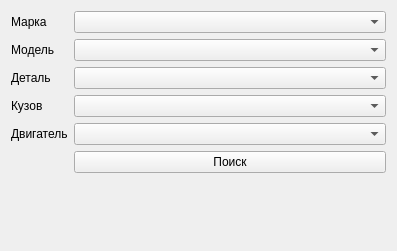
Qt form filterdialog.ui (balamyt92/AutoInfo) before a commit.
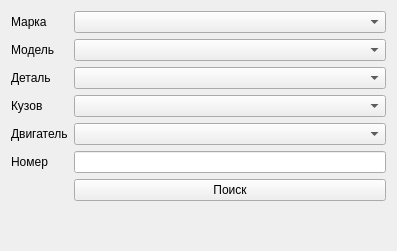
The same form after that commit.

Commit message: добавлен поиск по каталожному номеру реализовано сохранение шири столбцов в результате запроса запчастей и ресайз по высоте.

Patch:
```diff
--- a/filterdialog.ui
+++ b/filterdialog.ui
@@ -70,13 +70,23 @@
    <item row="4" column="1">
     <widget class="QComboBox" name="engineBox"/>
    </item>
-   <item row="5" column="1">
+   <item row="6" column="1">
     <widget class="QPushButton" name="searchButton">
      <property name="text">
       <string>Поиск</string>
      </property>
     </widget>
    </item>
+   <item row="5" column="1">
+    <widget class="QLineEdit" name="lineNumber"/>
+   </item>
+   <item row="5" column="0">
+    <widget class="QLabel" name="label_6">
+     <property name="text">
+      <string>Номер</string>
+     </property>
+    </widget>
+   </item>
   </layout>
  </widget>
  <resources/>
```
Left out of the diff: 9 changed lines with no effect on the pictures. The commit also changes 2 other files.
